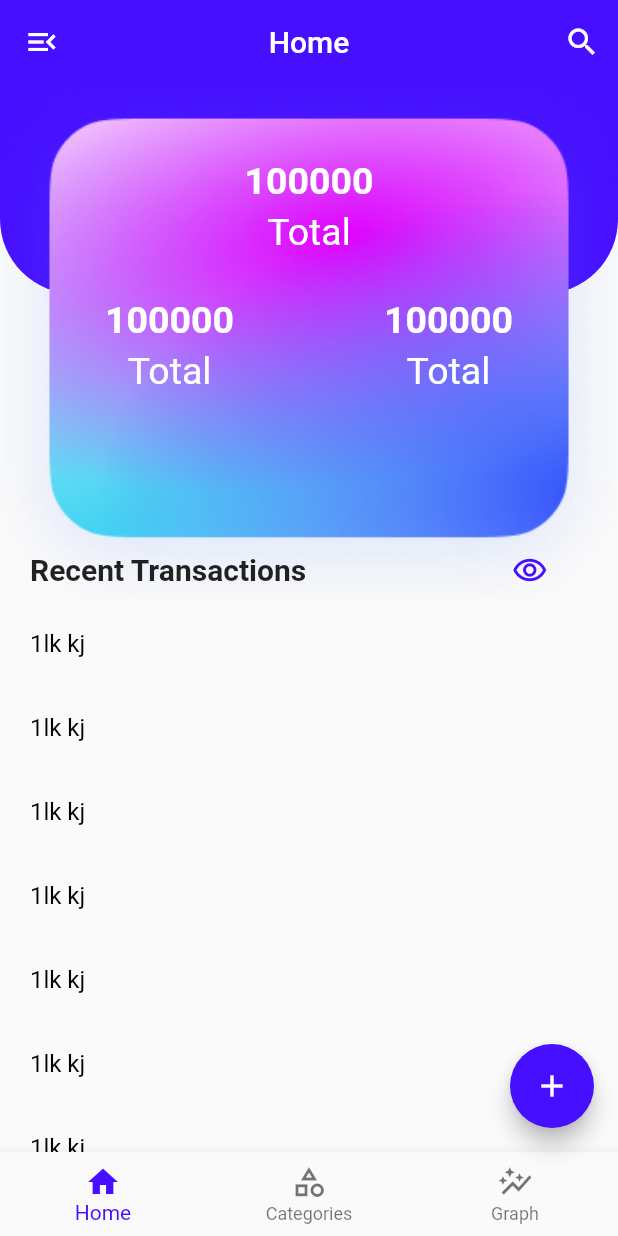
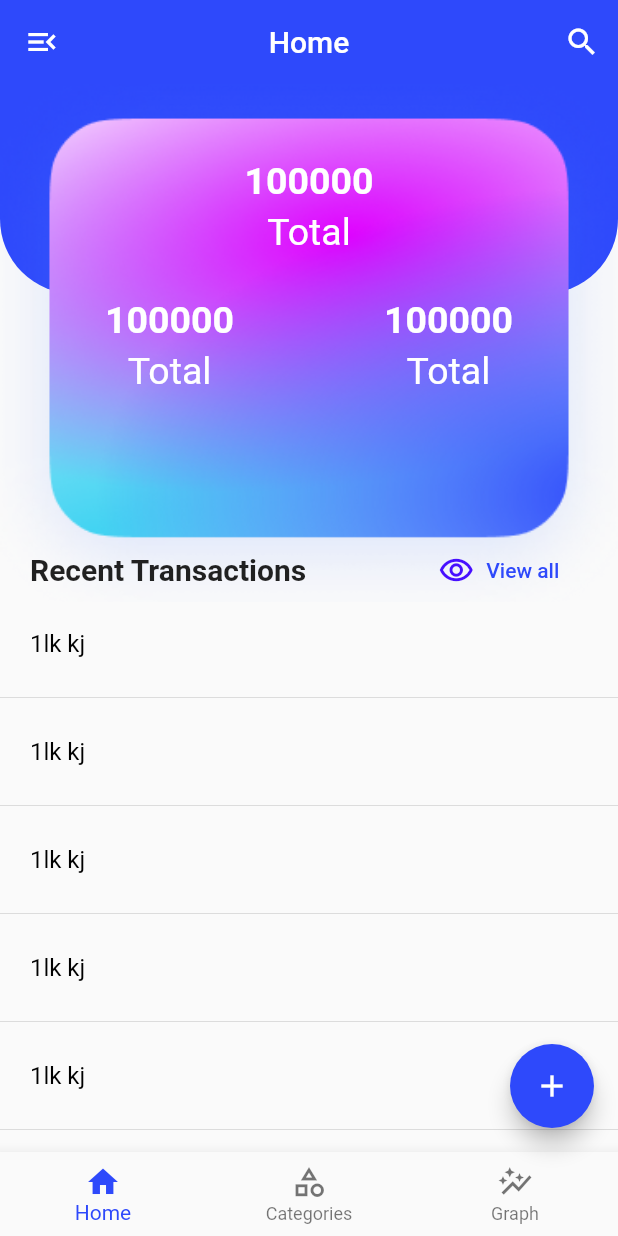
Before and after one commit to sufiyansakkeer/Money-Tracker, a Flutter app: the screen it shows after launch, on a phone screen of 412 x 824 dp. Run offline on Flutter 3.47's test engine with Material 2 defaults, Android fonts, the phone set to English and light mode, and no system bars.

Commit message:
transaction list is added

```diff
--- a/lib/main.dart
+++ b/lib/main.dart
@@ -1,4 +1,5 @@
 import 'package:flutter/material.dart';
+import 'package:money_track/profile/profile_page.dart';
 import 'package:money_track/screens/home_screen.dart';
 
 void main() {
@@ -33,9 +34,10 @@ class MoneyTrack extends StatelessWidget {
   @override
   Widget build(BuildContext context) {
     return MaterialApp(
+      debugShowCheckedModeBanner: false,
       theme: ThemeData(
         primarySwatch: createMaterialColor(
-          const Color(0xFF470FFF),
+          const Color(0xFF2E49FB),
         ),
       ),
       home: const HomeScreen(),
--- a/lib/screens/home_screen.dart
+++ b/lib/screens/home_screen.dart
@@ -10,7 +10,7 @@ class HomeScreen extends StatefulWidget {
 
 class _HomeScreenState extends State<HomeScreen> {
   int? totalAmount = 100000;
-  var blueclr = const Color(0xFF470FFF);
+  var blueclr = const Color(0xFF2E49FB);
   @override
   Widget build(BuildContext context) {
     return Scaffold(
@@ -35,14 +35,13 @@ class _HomeScreenState extends State<HomeScreen> {
           ),
         ],
       ),
-      body: SingleChildScrollView(
-        child: Column(
+      body: Column(
         children: [
           Stack(
             children: [
               Container(
                 decoration: const BoxDecoration(
-                    color: Color(0xFF470FFF),
+                  color: Color(0xFF2E49FB),
                   borderRadius: BorderRadius.only(
                     bottomLeft: Radius.circular(50),
                     bottomRight: Radius.circular(50),
@@ -171,11 +170,19 @@ class _HomeScreenState extends State<HomeScreen> {
                           fontWeight: FontWeight.bold,
                         ),
                       ),
-                        SizedBox(
-                          width: 125,
+                      const SizedBox(
+                        width: 80,
                       ),
-                        IconButton(
-                          onPressed: (() {}),
+                      TextButton.icon(
+                        label: const Text(
+                          'View all',
+                        ),
+                        onPressed: (() {
+                          Navigator.of(context)
+                              .push(MaterialPageRoute(builder: ((context) {
+                            return const TransactionListAll();
+                          })));
+                        }),
                         icon: const Icon(
                           Icons.remove_red_eye_outlined,
                           color: Color(
@@ -189,9 +196,19 @@ class _HomeScreenState extends State<HomeScreen> {
               ),
             ],
           ),
-            const TransactionListAll()
+          Expanded(
+            child: Container(
+              width: double.infinity,
+              child: TransactionList(),
+            ),
+          )
+          // Container(
+          //   width: double.infinity,
+          //   child: ListView(
+          //     children: [TransactionListAll()],
+          //   ),
+          // ),
         ],
-        ),
       ),
       floatingActionButton: FloatingActionButton(
         onPressed: (() {}),
@@ -202,7 +219,7 @@ class _HomeScreenState extends State<HomeScreen> {
       ),
       bottomNavigationBar: BottomNavigationBar(
         currentIndex: 0,
-        items: [
+        items: const [
           BottomNavigationBarItem(
               icon: Icon(
                 Icons.home,
--- a/lib/widgets/transaction_list.dart
+++ b/lib/widgets/transaction_list.dart
@@ -10,57 +10,49 @@ class TransactionListAll extends StatefulWidget {
 class _TransactionListAllState extends State<TransactionListAll> {
   @override
   Widget build(BuildContext context) {
-    return Column(
-      children: [
-        ListTile(
+    return Scaffold(
+      appBar: AppBar(
+        centerTitle: true,
+        actions: [
+          IconButton(
+            onPressed: (() {}),
+            icon: Icon(
+              Icons.search,
+            ),
+          ),
+        ],
+        title: Text(
+          'Transaction List',
+        ),
+      ),
+      body: TransactionList(),
+    );
+  }
+}
+
+class TransactionList extends StatefulWidget {
+  const TransactionList({super.key});
+
+  @override
+  State<TransactionList> createState() => _TransactionListState();
+}
+
+class _TransactionListState extends State<TransactionList> {
+  @override
+  Widget build(BuildContext context) {
+    return ListView.separated(
+      separatorBuilder: ((context, index) {
+        return Divider();
+      }),
+      itemCount: 40,
+      itemBuilder: (context, index) {
+        return ListTile(
           title: Text(
             ' 1lk kj ',
             style: TextStyle(color: Colors.black),
           ),
-        ),
-        ListTile(
-          title: Text(
-            ' 1lk kj ',
-            style: TextStyle(color: Colors.black),
-          ),
-        ),
-        ListTile(
-          title: Text(
-            ' 1lk kj ',
-            style: TextStyle(color: Colors.black),
-          ),
-        ),
-        ListTile(
-          title: Text(
-            ' 1lk kj ',
-            style: TextStyle(color: Colors.black),
-          ),
-        ),
-        ListTile(
-          title: Text(
-            ' 1lk kj ',
-            style: TextStyle(color: Colors.black),
-          ),
-        ),
-        ListTile(
-          title: Text(
-            ' 1lk kj ',
-            style: TextStyle(color: Colors.black),
-          ),
-        ),
-        ListTile(
-          title: Text(
-            ' 1lk kj ',
-            style: TextStyle(color: Colors.black),
-          ),
-        ),
-        ListTile(
-          title: Text(
-            ' 1lk kj ',
-            style: TextStyle(color: Colors.black),
-          ),
-        ),
-      ],
+        );
+      },
     );
   }
 }
```
Also changed, not shown: lib/profile/profile_page.dart (added, +39 -0 lines), assets/images/iPhone 8 - 2.png (added). Lines whose indentation alone changed are shown as unchanged.
